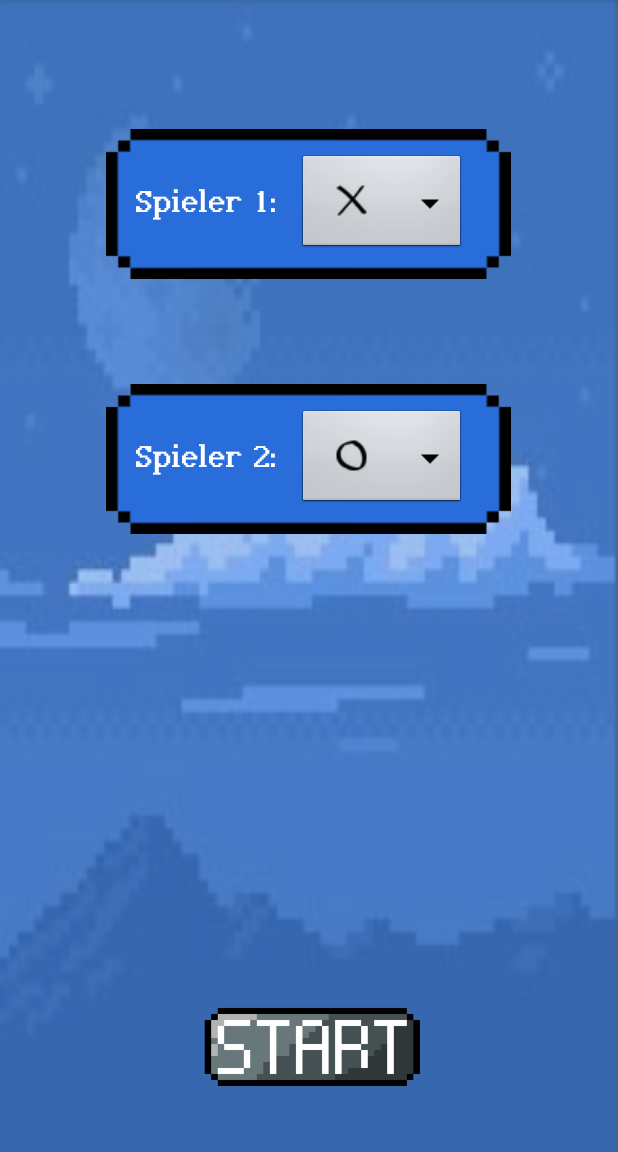
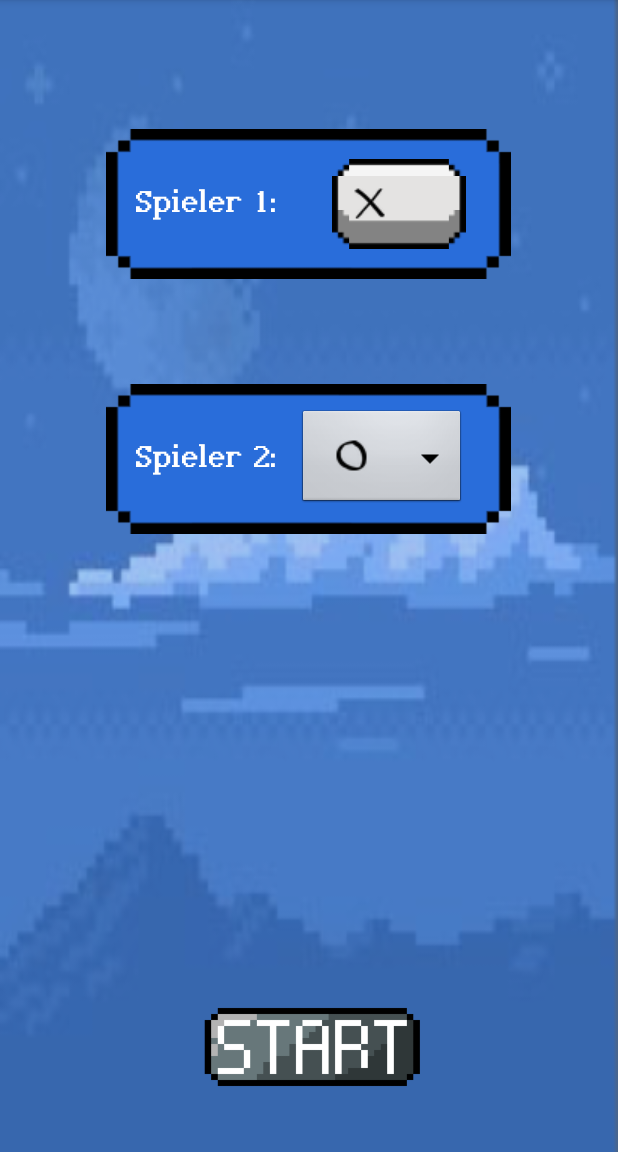
Before and after one commit to eva234/TicTacToeJonas, an Android app: the MenuActivity screen opened directly, with no data from a screen before it, on a phone screen of 412 x 824 dp, the part 84-1236 px from its top. Run offline under Robolectric (Android 15) with nearby library versions, the phone set to English and light mode, and no system bars.

Commit message:
Spiel funktioniert

```diff
--- a/app/src/main/AndroidManifest.xml
+++ b/app/src/main/AndroidManifest.xml
@@ -16,6 +16,8 @@
 
         <activity android:name=".StartActivity">
             <intent-filter>
+                <action android:name="android.intent.action.MAIN" />
+
                 <category android:name="android.intent.category.LAUNCHER" />
             </intent-filter>
         </activity>
--- a/app/src/main/java/com/example/teamrocket/tictactoe/StartActivity.java
+++ b/app/src/main/java/com/example/teamrocket/tictactoe/StartActivity.java
@@ -8,9 +8,6 @@ import android.view.View;
 import android.widget.ImageView;
 import android.widget.TextView;
 
-/**
- * Created by teamrocket on 20.04.17.
- */
 
 public class StartActivity extends AppCompatActivity {
 
--- a/app/src/main/res/layout/activity_menu.xml
+++ b/app/src/main/res/layout/activity_menu.xml
@@ -41,10 +41,10 @@
 
         <Spinner
             android:id="@+id/spinner1"
-            android:layout_width="wrap_content"
-            android:layout_height="wrap_content"
+            android:layout_width="89dp"
+            android:layout_height="60dp"
             android:layout_gravity="center_vertical"
-            android:background="@android:drawable/btn_dropdown"
+            android:background="@drawable/pixel_backgroud"
             android:spinnerMode="dropdown" />
 
     </LinearLayout>
```
Also changed, not shown: app/src/main/res/layout/activity_start.xml (+1 -10 lines), app/src/main/res/drawable/start_screen.png (added).
